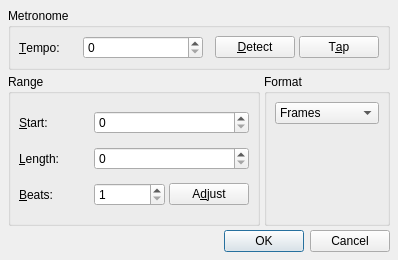
First picture: the form in src/qtractorTempoAdjustForm.ui, repository rncbc/qtractor, before the edit.
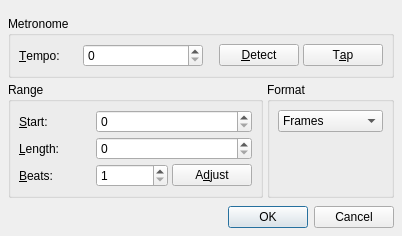
Second picture: the form after the edit. Icons and pictures are not drawn. Custom widgets are drawn as their Qt base class.

Commit message: - Moving on into a visual Clip > Tempo Adjust...  as audio beat detector/slicer FTW! :)

Patch:
```diff
--- a/src/qtractorTempoAdjustForm.ui
+++ b/src/qtractorTempoAdjustForm.ui
@@ -27,7 +27,7 @@
     <x>0</x>
     <y>0</y>
     <width>320</width>
-    <height>260</height>
+    <height>120</height>
    </rect>
   </property>
   <property name="focusPolicy">
@@ -39,14 +39,35 @@
   <property name="windowIcon">
    <iconset resource="qtractor.qrc">:/images/transportMetro.png</iconset>
   </property>
-  <layout class="QGridLayout">
+  <layout class="QVBoxLayout">
+   <property name="spacing">
+    <number>8</number>
+   </property>
+   <property name="margin">
+    <number>8</number>
+   </property>
+   <item>
+    <widget class="QFrame" name="AudioClipFrame">
+     <property name="frameShape">
+      <enum>QFrame::Panel</enum>
+     </property>
+     <property name="frameShadow">
+      <enum>QFrame::Sunken</enum>
+     </property>
+     <property name="toolTip">
+      <string>Audio Clip</string>
+     </property>
+    </widget>
+   </item>
+   <item>
+    <layout class="QGridLayout" name="GroupBoxLayout">
    <item row="0" column="0" colspan="3">
     <widget class="QGroupBox" name="TempoGroupBox">
      <property name="title">
       <string>Metronome</string>
      </property>
-     <layout class="QHBoxLayout">
-      <item>
+       <layout class="QGridLayout">
+        <item row="0" column="0">
        <widget class="QLabel" name="TempoTextLabel">
         <property name="minimumSize">
          <size>
@@ -62,7 +83,7 @@
         </property>
        </widget>
       </item>
-      <item>
+        <item row="0" column="1">
        <widget class="qtractorTempoSpinBox" name="TempoSpinBox">
         <property name="minimumSize">
          <size>
@@ -75,7 +96,7 @@
         </property>
        </widget>
       </item>
-      <item>
+        <item row="0" column="2">
        <spacer>
         <property name="orientation">
          <enum>Qt::Horizontal</enum>
@@ -91,20 +112,33 @@
         </property>
        </spacer>
       </item>
-      <item>
+        <item row="0" column="3">
        <widget class="QPushButton" name="TempoDetectPushButton">
         <property name="text">
          <string>&amp;Detect</string>
         </property>
        </widget>
       </item>
-      <item>
+        <item row="0" column="4">
        <widget class="QPushButton" name="TempoTapPushButton">
         <property name="text">
          <string>T&amp;ap</string>
         </property>
        </widget>
       </item>
+        <item row="1" column="0" colspan="5">
+         <spacer>
+          <property name="orientation">
+           <enum>Qt::Vertical</enum>
+          </property>
+          <property name="sizeHint">
+          <size>
+           <width>20</width>
+           <height>0</height>
+          </size>
+          </property>
+         </spacer>
+        </item>
      </layout>
     </widget>
    </item>
@@ -208,6 +242,19 @@
         </property>
        </widget>
       </item>
+        <item row="3" column="0" colspan="3">
+         <spacer>
+          <property name="orientation">
+           <enum>Qt::Vertical</enum>
+          </property>
+          <property name="sizeHint">
+          <size>
+           <width>20</width>
+           <height>0</height>
+          </size>
+          </property>
+         </spacer>
+        </item>
      </layout>
     </widget>
    </item>
@@ -255,7 +302,9 @@
     </layout>
     </widget>
    </item>
-   <item row="2" column="0" colspan="3">
+    </layout>
+   </item>
+   <item>
     <widget class="QDialogButtonBox" name="DialogButtonBox">
      <property name="orientation">
       <enum>Qt::Horizontal</enum>
```
Lines whose indentation alone changed are shown as unchanged. The commit also changes 1 other file.
